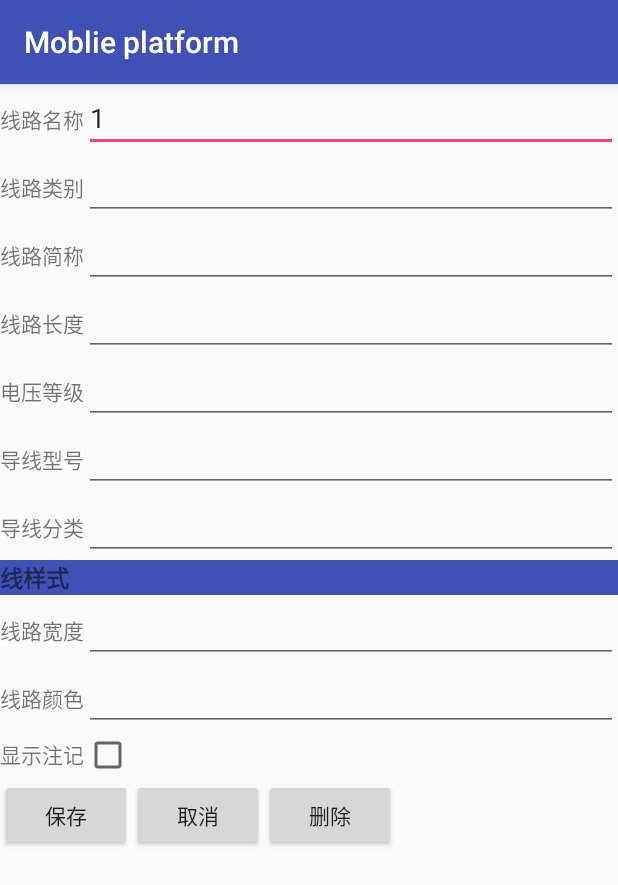
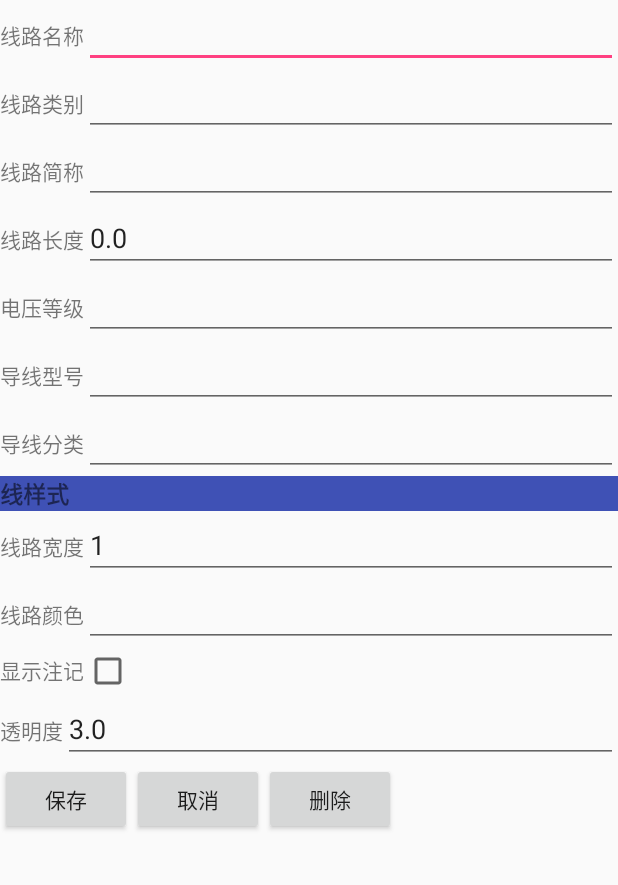
Before and after one commit to GISHanBo/Moblieplatform, an Android app: the SetLineInfo screen opened directly, with no data from a screen before it, on a phone screen of 412 x 824 dp. Shown: the top 885 px of the screen. Run offline under Robolectric (Android 15) with nearby library versions, the phone set to English and light mode, and no system bars.

Commit message:
线样式修改，线注记生成

```diff
--- a/app/src/main/java/com/example/administrator/moblieplatform/SetLineInfo.java
+++ b/app/src/main/java/com/example/administrator/moblieplatform/SetLineInfo.java
@@ -3,11 +3,17 @@ package com.example.administrator.moblieplatform;
 import android.content.Intent;
 import android.support.v7.app.AppCompatActivity;
 import android.os.Bundle;
+import android.util.Log;
+import android.view.View;
+import android.view.Window;
+import android.widget.Button;
 import android.widget.CheckBox;
 import android.widget.EditText;
 
 
 public class SetLineInfo extends AppCompatActivity {
+    private static String TAG="设置线路信息";
+
     private long id;//全局唯一ID
     private String name;//线路名称
     private String type;//线路类别
@@ -16,14 +22,19 @@ public class SetLineInfo extends AppCompatActivity {
     private String level;//电压等级
     private String model;//导线型号
     private String sort;//导线分类
-    private Integer width;//线样式-宽度
+    private byte width;//线样式-宽度
     private String color;//线样式-颜色
     private boolean showLabel;//线样式-注记
+    private float opacity;//线样式-透明度
 
     @Override
     protected void onCreate(Bundle savedInstanceState) {
         super.onCreate(savedInstanceState);
+        supportRequestWindowFeature(Window.FEATURE_NO_TITLE);
         setContentView(R.layout.activity_set_line_info);
+        if (getSupportActionBar() != null){
+            getSupportActionBar().hide();
+        }
         //取值
         final Intent intent=getIntent();
         id=intent.getLongExtra("id",0);
@@ -35,28 +46,87 @@ public class SetLineInfo extends AppCompatActivity {
         model=intent.getStringExtra("model");
         sort=intent.getStringExtra("sort");
         color=intent.getStringExtra("color");
-        width=intent.getIntExtra("width",1);
+        width=intent.getByteExtra("width",(byte) 1);
         showLabel=intent.getBooleanExtra("showLabel",false);
+        opacity=intent.getFloatExtra("opacity",3f);
 
-        EditText line_name=findViewById(R.id.line_name);
+        final EditText line_name=findViewById(R.id.line_name);
         line_name.setText(name);
-        EditText line_length=findViewById(R.id.line_length);
-        line_name.setText(String.valueOf(length));
-        EditText line_type=findViewById(R.id.line_type);
-        line_name.setText(type);
-        EditText line_abbreviation=findViewById(R.id.line_abbreviation);
-        line_name.setText(abbreviation);
-        EditText line_level=findViewById(R.id.line_level);
-        line_name.setText(level);
-        EditText line_model=findViewById(R.id.line_model);
-        line_name.setText(model);
-        EditText line_sort=findViewById(R.id.line_sort);
-        line_name.setText(sort);
-        EditText line_color=findViewById(R.id.line_color);
-        line_name.setText(color);
-        EditText line_width=findViewById(R.id.line_width);
-        line_name.setText(String.valueOf(width));
-        CheckBox line_showLabel=findViewById(R.id.line_label);
+        final EditText line_length=findViewById(R.id.line_length);
+        line_length.setText(String.valueOf(length));
+        final EditText line_type=findViewById(R.id.line_type);
+        line_type.setText(type);
+        final EditText line_abbreviation=findViewById(R.id.line_abbreviation);
+        line_abbreviation.setText(abbreviation);
+        final EditText line_level=findViewById(R.id.line_level);
+        line_level.setText(level);
+        final EditText line_model=findViewById(R.id.line_model);
+        line_model.setText(model);
+        final EditText line_sort=findViewById(R.id.line_sort);
+        line_sort.setText(sort);
+        final EditText line_color=findViewById(R.id.line_color);
+        line_color.setText(color);
+        final EditText line_width=findViewById(R.id.line_width);
+        line_width.setText(String.valueOf(width));
+        final CheckBox line_showLabel=findViewById(R.id.line_label);
         line_showLabel.setChecked(showLabel);
+        final EditText line_opacity=findViewById(R.id.line_opacity);
+        line_opacity.setText(String.valueOf(opacity));
+
+        //点击保存按钮，保存设备信息
+        Button device_save=findViewById(R.id.device_save);
+        device_save.setOnClickListener(new View.OnClickListener() {
+            @Override
+            public void onClick(View view) {
+                name= line_name.getText().toString();
+                type= line_type.getText().toString();
+                length= Float.parseFloat(line_length.getText().toString());
+                abbreviation=line_abbreviation.getText().toString();
+                level=line_level.getText().toString();
+                model=line_model.getText().toString();
+                sort=line_sort.getText().toString();
+                color=line_color.getText().toString();
+                width= Byte.parseByte(line_width.getText().toString());
+                showLabel=line_showLabel.isChecked();
+                opacity= Float.parseFloat(line_opacity.getText().toString());
+
+                Intent intent1=new Intent();
+                intent1.putExtra("id", id);
+                intent1.putExtra("type", type);
+                intent1.putExtra("name", name);
+                intent1.putExtra("abbreviation", abbreviation);
+                intent1.putExtra("length", length);
+                intent1.putExtra("level", level);
+                intent1.putExtra("model", model);
+                intent1.putExtra("sort", sort);
+                intent1.putExtra("showLabel", showLabel);
+                intent1.putExtra("width", width);
+                intent1.putExtra("color", color);
+                intent1.putExtra("opacity",opacity);
+                setResult(1002,intent1);
+                finish();
+            }
+        });
+        //点击取消按钮
+        Button device_cancel=findViewById(R.id.device_cancel);
+        device_cancel.setOnClickListener(new View.OnClickListener() {
+            @Override
+            public void onClick(View view) {
+                setResult(9999);
+                finish();
+            }
+        });
+
+        Button device_delete=findViewById(R.id.delete);
+        //点击删除按钮，返回删除设备id
+        device_delete.setOnClickListener(new View.OnClickListener() {
+            @Override
+            public void onClick(View view) {
+                Intent intent1=new Intent();
+                intent1.putExtra("id", id);
+                setResult(1003,intent1);
+                finish();
+            }
+        });
     }
 }
--- a/app/src/main/res/layout/activity_set_line_info.xml
+++ b/app/src/main/res/layout/activity_set_line_info.xml
@@ -201,7 +201,24 @@
             android:layout_height="wrap_content" />
 
     </LinearLayout>
+    <LinearLayout
+        android:layout_width="match_parent"
+        android:layout_height="wrap_content">
 
+        <TextView
+            android:layout_width="wrap_content"
+            android:layout_height="wrap_content"
+            android:text="透明度" />
+
+        <EditText
+            android:id="@+id/line_opacity"
+            android:layout_width="wrap_content"
+            android:layout_height="wrap_content"
+            android:layout_weight="1"
+            android:ems="10"
+            android:inputType="numberDecimal" />
+
+    </LinearLayout>
     <LinearLayout
         android:layout_width="wrap_content"
         android:layout_height="wrap_content"
```
Also changed, not shown: app/src/main/java/com/example/administrator/moblieplatform/MainActivity.java (+32 -7 lines), mymap/src/main/java/com/mobile/map/MapView.java (+28 -4 lines), mymap/src/main/java/com/mobile/map/entity/Line.java (+7 -5 lines), mymap/src/main/java/com/mobile/map/entity/LineStyle.java (+31 -3 lines), 1 other file.
